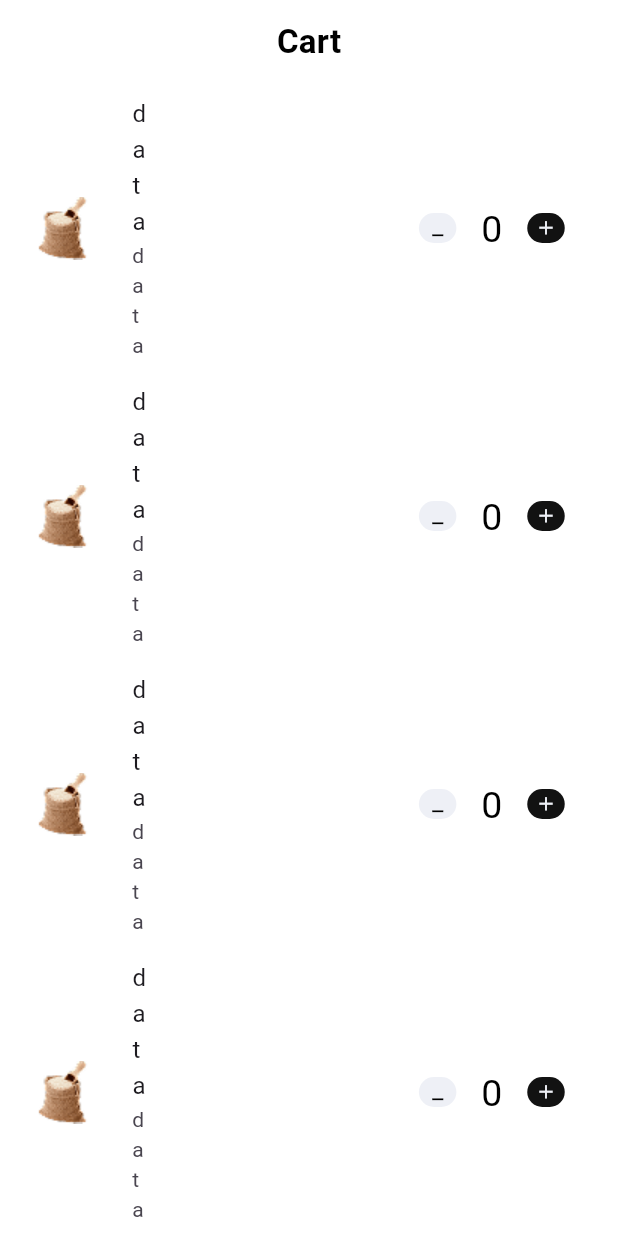
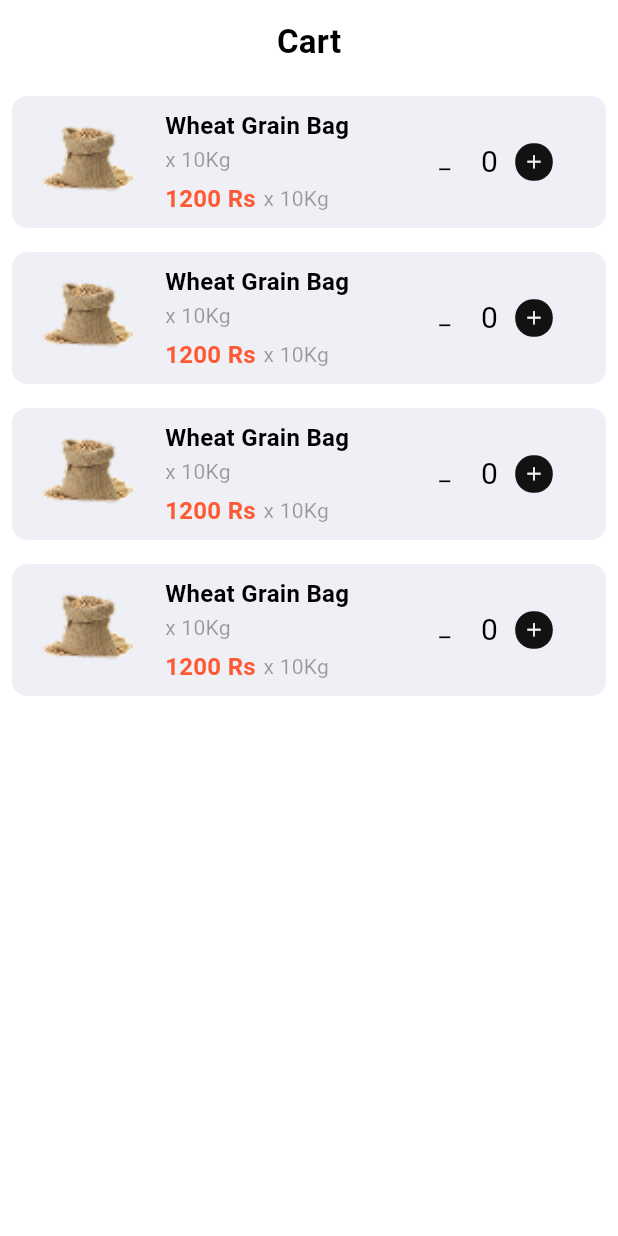
Before and after one commit to IAftabRehman/Karyana-App-with-API-Flutter, a Flutter app: the CartScreen screen opened directly, on a phone screen of 412 x 824 dp. Run offline on Flutter 3.47's test engine with Material 3 defaults, Android fonts, the light colour scheme and no system bars; our stand-ins replace flutter_animate, flutter_bounce, flutter_svg; Roboto replaces fonts that are missing (Poppins).

Commit message:
Swipe Editing like in delete option

```diff
--- a/lib/Presentation/Views/CartScreen.dart
+++ b/lib/Presentation/Views/CartScreen.dart
@@ -13,50 +13,114 @@ class CartScreen extends StatefulWidget {
 
 class _CartScreenState extends State<CartScreen> {
   int stock = 0;
+
   @override
   Widget build(BuildContext context) {
     return Scaffold(
       backgroundColor: AppColors.whiteRelatedColor,
       appBar: AppBar(
         leading: SizedBox(),
-        title: MyText(text: "Cart", size: 22, fontWeight: FontWeight.bold,),
+        title: MyText(text: "Cart", size: 22, fontWeight: FontWeight.bold),
         centerTitle: true,
         backgroundColor: AppColors.whiteRelatedColor,
       ),
       body: ListView.builder(
         itemCount: 4,
-          itemBuilder: (context, index){
-        return ListTile(
-          leading: Image.asset("assets/images/rice.png"),
-          title: Text("data"),
-          subtitle: Text("data"),
+        itemBuilder: (context, index) {
+          return Dismissible(
+            key: Key(index.toString()),
+            direction: DismissDirection.endToStart,
+            background: Container(
+              alignment: Alignment.centerRight,
+              padding: const EdgeInsets.symmetric(horizontal: 20),
+              decoration: BoxDecoration(
+                color: Colors.redAccent,
+                borderRadius: BorderRadius.circular(10),
+              ),
+              child: Row(
+                children: [
+                  MyText(text: "Delete"),
+                  const Icon(Icons.delete, color: Colors.white, size: 30),
+                ],
+              ),
+            ),
+            onDismissed: (direction) {
+              setState(() {
+              });
+
+              ScaffoldMessenger.of(
+                context,
+              ).showSnackBar(const SnackBar(content: Text("Item deleted")));
+            },
+            child: Padding(
+              padding: const EdgeInsets.all(8.0),
+              child: MyContainer(
+                borderRadius: BorderRadius.circular(10),
+                color: AppColors.secondaryBackgroundColor,
+                child: ListTile(
+                  leading: Image.asset(
+                    "assets/images/wheat.png",
+                    height: 80,
+                    width: 70,
+                    fit: BoxFit.contain,
+                  ),
+                  title: MyText(
+                    text: "Wheat Grain Bag",
+                    size: 16,
+                    fontWeight: FontWeight.w600,
+                  ),
+                  subtitle: Column(
+                    mainAxisAlignment: MainAxisAlignment.start,
+                    crossAxisAlignment: CrossAxisAlignment.start,
+                    children: [
+                      MyText(
+                        text: "x 10Kg",
+                        size: 14,
+                        color: AppColors.textColor.withOpacity(0.4),
+                      ),
+                      const SizedBox(height: 5),
+                      Row(
+                        children: [
+                          MyText(
+                            text: "1200 Rs",
+                            size: 16,
+                            color: AppColors.backgroundColor,
+                            fontWeight: FontWeight.bold,
+                          ),
+                          const SizedBox(width: 5),
+                          MyText(
+                            text: "x 10Kg",
+                            size: 14,
+                            color: AppColors.textColor.withOpacity(0.4),
+                          ),
+                        ],
+                      ),
+                    ],
+                  ),
                   trailing: Row(
-            mainAxisAlignment: MainAxisAlignment.end,
+                    mainAxisSize: MainAxisSize.min,
                     children: [
-              MyContainer(
-                child: Row(
+                      Row(
                         children: [
                           IconButton(
                             onPressed: () {
                               setState(() {
-                          if(stock == 0 && stock <= 0){
+                                if (stock <= 0) {
                                   stock = 0;
-                          }else{
+                                } else {
                                   stock--;
                                 }
                               });
                             },
                             icon: MyIconContainer(
-                        height: 20,
+                              height: 25,
                               width: 25,
                               iconData: Icons.minimize,
                               iconHeight: 15,
                               color: AppColors.secondaryBackgroundColor,
                             ),
                           ),
-                    const SizedBox(width: 5,),
-                    MyText(text: stock.toString(), size: 25),
-                    const SizedBox(width: 5,),
+                          MyText(text: stock.toString(), size: 20),
                           IconButton(
                             onPressed: () {
                               setState(() {
@@ -64,7 +128,7 @@ class _CartScreenState extends State<CartScreen> {
                               });
                             },
                             icon: MyIconContainer(
-                        height: 20,
+                              height: 25,
                               width: 25,
                               iconData: Icons.add,
                               iconHeight: 15,
@@ -74,11 +138,14 @@ class _CartScreenState extends State<CartScreen> {
                           ),
                         ],
                       ),
-              ),
                     ],
                   ),
+                ),
+              ),
+            ),
           );
-      }),
+        },
+      ),
     );
   }
 }
```
Lines whose indentation alone changed are shown as unchanged.
